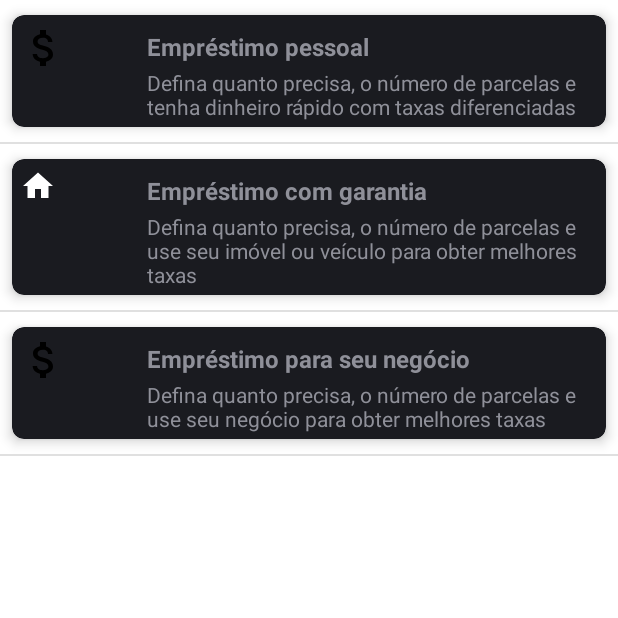
After one commit to fabianafarias/credito-pra-todes, an Android app: the Activity2 screen opened directly, with no data from a screen before it, on a phone screen of 412 x 824 dp, the top half of it. The commit adds this screen. Run offline under Robolectric (Android 15) with nearby library versions, the phone set to English and light mode, and no system bars.

Commit message:
Criando layout e lógica da segunda activity com RelativeLayout, ListView e CardView

```diff
--- a/app/build.gradle
+++ b/app/build.gradle
@@ -39,6 +39,7 @@ dependencies {
     implementation 'androidx.appcompat:appcompat:1.3.0'
     implementation 'com.google.android.material:material:1.3.0'
     implementation 'androidx.constraintlayout:constraintlayout:2.0.4'
+    implementation 'androidx.cardview:cardview:1.0.0'
     testImplementation 'junit:junit:4.+'
     androidTestImplementation 'androidx.test.ext:junit:1.1.2'
     androidTestImplementation 'androidx.test.espresso:espresso-core:3.3.0'
--- a/app/src/main/AndroidManifest.xml
+++ b/app/src/main/AndroidManifest.xml
@@ -4,11 +4,11 @@
 
     <application
         android:allowBackup="true"
+        android:icon="@mipmap/icon_name"
         android:label="@string/app_name"
         android:supportsRtl="true"
-        android:icon="@mipmap/icon_name"
         android:theme="@style/Theme.SerasaProway">
-
+        <activity android:name=".Activity2"></activity>
         <activity android:name=".MainActivity">
             <intent-filter>
                 <action android:name="android.intent.action.MAIN" />
--- /dev/null
+++ b/app/src/main/java/com/fabianafarias/serasaproway/Activity2.kt
@@ -0,0 +1,66 @@
+package com.fabianafarias.serasaproway
+
+import androidx.appcompat.app.AppCompatActivity
+import android.os.Bundle
+import android.view.View
+import android.widget.AdapterView
+import android.widget.ListView
+import android.widget.Toast
+
+
+class Activity2 : AppCompatActivity(), AdapterView.OnItemClickListener {
+
+    private var listView:ListView ? =null
+    private var itemAdapters:ItemAdapters ? =null
+    private var arrayList:ArrayList<ItemList> ? =null
+
+    override fun onCreate(savedInstanceState: Bundle?) {
+        super.onCreate(savedInstanceState)
+        setContentView(R.layout.activity_2)
+
+        listView = findViewById(R.id.cardview_list_view)
+        arrayList = ArrayList()
+        arrayList = setDataItem()
+        itemAdapters = ItemAdapters(applicationContext, arrayList!!)
+        listView?.adapter = itemAdapters
+        listView?.onItemClickListener = this
+
+    }
+
+    private fun setDataItem() :ArrayList<ItemList> {
+
+        var listItem:ArrayList<ItemList> = ArrayList()
+
+        listItem.add(
+            ItemList(
+                R.drawable.ic_baseline_attach_money_24,
+                "Empréstimo pessoal",
+                "Defina quanto precisa, o número de parcelas e tenha dinheiro rápido com taxas diferenciadas"
+            )
+        )
+
+        listItem.add(
+            ItemList(
+                R.drawable.ic_baseline_home_24,
+                "Empréstimo com garantia",
+                "Defina quanto precisa, o número de parcelas e use seu imóvel ou veículo para obter melhores taxas"
+            )
+        )
+
+        listItem.add(
+            ItemList(
+                R.drawable.ic_baseline_attach_money_24,
+                "Empréstimo para seu negócio",
+                "Defina quanto precisa, o número de parcelas e use seu negócio para obter melhores taxas"
+            )
+        )
+
+        return listItem
+
+    }
+
+    override fun onItemClick(parent: AdapterView<*>?, view: View?, position: Int, id: Long) {
+        var items:ItemList = arrayList?.get(position)!!
+        Toast.makeText(applicationContext, items.title, Toast.LENGTH_LONG).show()
+    }
+}
--- /dev/null
+++ b/app/src/main/java/com/fabianafarias/serasaproway/ItemAdapters.kt
@@ -0,0 +1,40 @@
+package com.fabianafarias.serasaproway
+
+import android.content.Context
+import android.view.View
+import android.view.ViewGroup
+import android.widget.BaseAdapter
+import android.widget.ImageView
+import android.widget.TextView
+
+class ItemAdapters(var context: Context, var arrayList: ArrayList<ItemList>) :  BaseAdapter(){
+
+    override fun getItem(position: Int): Any {
+        return arrayList.get(position)
+    }
+
+    override fun getItemId(position: Int): Long {
+        return position.toLong()
+    }
+
+    override fun getCount(): Int {
+        return arrayList.size
+    }
+
+    override fun getView(position: Int, convertView: View?, parent: ViewGroup?): View {
+        val view: View = View.inflate(context, R.layout.card_view_item_layout_list, null)
+
+        var icons:ImageView = view.findViewById(R.id.icon_list)
+        var title:TextView = view.findViewById(R.id.title_text_view)
+        var detail:TextView= view.findViewById(R.id.detail_text_view)
+
+        var items:ItemList = arrayList.get(position)
+
+        icons.setImageResource(items.icons!!)
+        title.text = items.title
+        detail.text = items.detail
+
+        return view!!
+    }
+
+}
--- /dev/null
+++ b/app/src/main/java/com/fabianafarias/serasaproway/ItemList.kt
@@ -0,0 +1,14 @@
+package com.fabianafarias.serasaproway
+
+class ItemList {
+
+    var icons: Int = 0
+    var title: String? = null
+    var detail: String? = null
+
+    constructor(icons: Int, title: String?, detail: String?) {
+        this.icons = icons
+        this.title = title
+        this.detail = detail
+    }
+}
--- a/app/src/main/java/com/fabianafarias/serasaproway/MainActivity.kt
+++ b/app/src/main/java/com/fabianafarias/serasaproway/MainActivity.kt
@@ -1,11 +1,19 @@
 package com.fabianafarias.serasaproway
 
+import android.content.Intent
 import androidx.appcompat.app.AppCompatActivity
 import android.os.Bundle
+import android.widget.TextView
 
 class MainActivity : AppCompatActivity() {
     override fun onCreate(savedInstanceState: Bundle?) {
         super.onCreate(savedInstanceState)
         setContentView(R.layout.activity_main)
+
+        val startButton = findViewById<TextView>(R.id.tv_start)
+        startButton.setOnClickListener {
+            val intent = Intent(this, Activity2::class.java)
+            startActivity(intent)
+        }
     }
 }
--- a/app/src/main/res/drawable/ic_baseline_attach_money_24.xml
+++ b/app/src/main/res/drawable/ic_baseline_attach_money_24.xml
@@ -1,4 +1,4 @@
-<vector android:height="32dp" android:tint="#FFFFFF"
+<vector android:height="32dp" android:tint="#000000"
     android:viewportHeight="24" android:viewportWidth="24"
     android:width="32dp" xmlns:android="http://schemas.android.com/apk/res/android">
     <path android:fillColor="@android:color/white" android:pathData="M11.8,10.9c-2.27,-0.59 -3,-1.2 -3,-2.15 0,-1.09 1.01,-1.85 2.7,-1.85 1.78,0 2.44,0.85 2.5,2.1h2.21c-0.07,-1.72 -1.12,-3.3 -3.21,-3.81V3h-3v2.16c-1.94,0.42 -3.5,1.68 -3.5,3.61 0,2.31 1.91,3.46 4.7,4.13 2.5,0.6 3,1.48 3,2.41 0,0.69 -0.49,1.79 -2.7,1.79 -2.06,0 -2.87,-0.92 -2.98,-2.1h-2.2c0.12,2.19 1.76,3.42 3.68,3.83V21h3v-2.15c1.95,-0.37 3.5,-1.5 3.5,-3.55 0,-2.84 -2.43,-3.81 -4.7,-4.4z"/>
--- /dev/null
+++ b/app/src/main/res/layout/activity_2.xml
@@ -0,0 +1,15 @@
+<?xml version="1.0" encoding="utf-8"?>
+<RelativeLayout xmlns:android="http://schemas.android.com/apk/res/android"
+    xmlns:tools="http://schemas.android.com/tools"
+    android:layout_width="match_parent"
+    android:layout_height="match_parent"
+    android:orientation="vertical"
+    tools:context=".Activity2">
+
+    <ListView
+        android:id="@+id/cardview_list_view"
+        android:layout_width="match_parent"
+        android:layout_height="match_parent" />
+
+
+</RelativeLayout>
--- /dev/null
+++ b/app/src/main/res/layout/card_view_item_layout_list.xml
@@ -0,0 +1,50 @@
+<?xml version="1.0" encoding="utf-8"?>
+<androidx.cardview.widget.CardView xmlns:android="http://schemas.android.com/apk/res/android"
+    android:layout_width="match_parent"
+    android:layout_height="wrap_content"
+    xmlns:app="http://schemas.android.com/apk/res-auto"
+    app:cardCornerRadius="8dp"
+    android:layout_marginBottom="16dp"
+    app:cardElevation="5dp"
+    app:cardPreventCornerOverlap="true"
+    app:cardUseCompatPadding="true" >
+
+    <RelativeLayout
+        android:layout_width="match_parent"
+        android:layout_height="wrap_content"
+        android:paddingBottom="4dp" >
+
+        <ImageView
+            android:id="@+id/icon_list"
+            android:layout_width="wrap_content"
+            android:layout_height="wrap_content"
+            android:layout_marginLeft="5dp"
+            android:layout_marginTop="6dp"
+            android:src="@drawable/ic_baseline_attach_money_24"
+            />
+
+        <TextView
+            android:id="@+id/title_text_view"
+            android:layout_width="match_parent"
+            android:layout_height="wrap_content"
+            android:layout_marginLeft="90dp"
+            android:layout_marginTop="10dp"
+            android:text="Title Text"
+            android:textSize="16dp"
+            android:textStyle="bold"
+            />
+
+        <TextView
+            android:id="@+id/detail_text_view"
+            android:layout_width="match_parent"
+            android:layout_height="wrap_content"
+            android:layout_marginLeft="90dp"
+            android:layout_marginTop="35dp"
+            android:text="Detail Text" />
+
+
+
+    </RelativeLayout>
+
+
+</androidx.cardview.widget.CardView>
```
